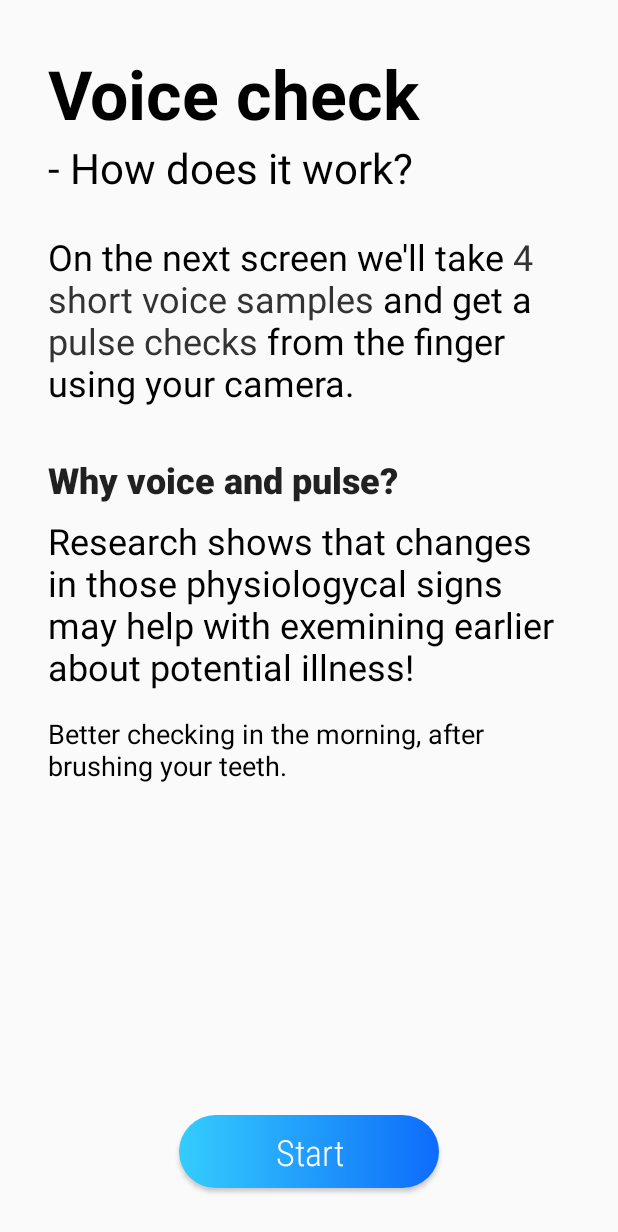
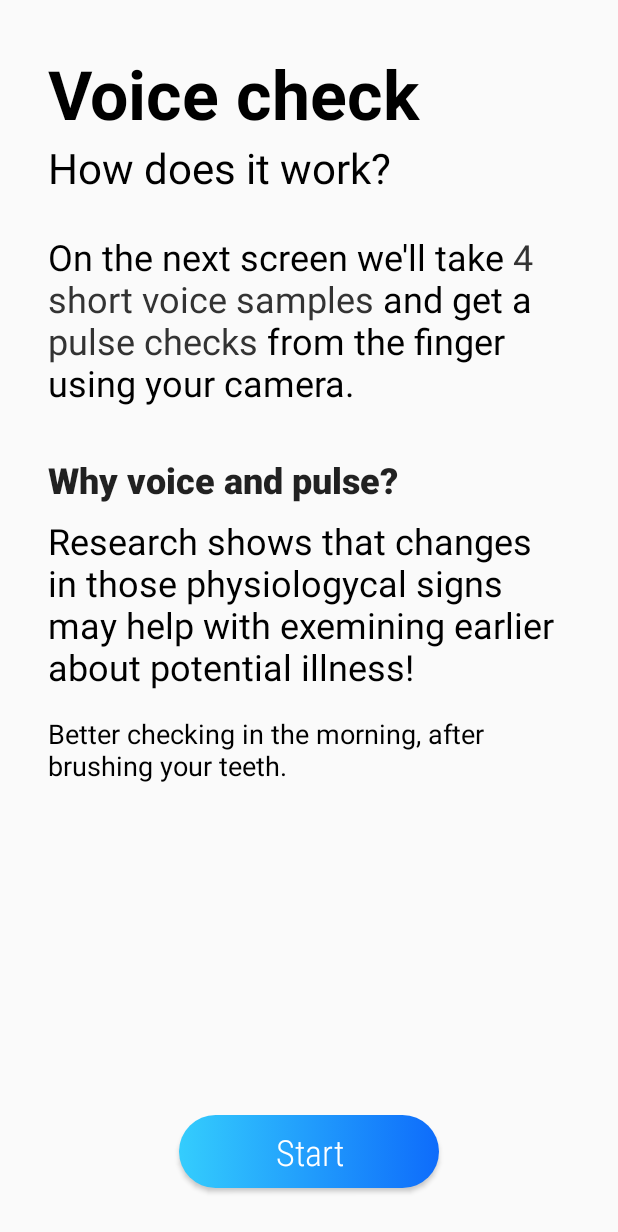
Before and after one commit to covid-diagnostics/covid-mobile-android, an Android app: the RecorderExplanationFragment screen opened through its navigation route, on a phone screen of 412 x 824 dp. Shown: the top 1232 px of the screen. Run offline under Robolectric (Android 15) with nearby library versions, the phone set to English and light mode, and no system bars; our stand-ins replace Dagger/Hilt's generated code; libraries missing offline, so code that uses them is left out: com.afollestad.vvalidator, com.jakewharton.retrofit2, com.rakshakhegde.stepperindicator, io.sentry.android; plain views replace StepperIndicator; 1 statement that could not run was skipped.

Commit message:
merged dev into this

```diff
--- a/app/src/main/res/navigation/nav_graph.xml
+++ b/app/src/main/res/navigation/nav_graph.xml
@@ -10,9 +10,6 @@
         android:name="com.example.coronadiagnosticapp.ui.fragments.register.RegisterFragment"
         android:label="register_fragment"
         tools:layout="@layout/register_fragment" >
-        <action
-            android:id="@+id/action_registerFragment_to_loginFragment"
-            app:destination="@id/loginFragment" />
         <action
             android:id="@+id/action_registerFragment_to_informationFragment"
             app:destination="@id/informationFragment" />
@@ -189,7 +186,7 @@
         </fragment>
         <fragment
             android:id="@+id/welcomeFragment"
-            android:name="com.example.coronadiagnosticapp.ui.fragments.welcome.WelcomeFragment"
+            android:name="com.example.coronadiagnosticapp.ui.fragments.onboarding.WelcomeFragment"
             android:label="fragment_welcome"
             tools:layout="@layout/fragment_welcome">
             <action
--- a/app/src/main/res/values/strings.xml
+++ b/app/src/main/res/values/strings.xml
@@ -146,7 +146,6 @@
          from the finger using your camera.]]>
     </string>
     <string name="voice_check">Voice check</string>
-    <string name="how_does_it_work">- How does it work?</string>
     <string name="why_voice_and_pulse">Why voice and pulse?</string>
     <string name="research_shows">Research shows that changes in those physiologycal signs may help with exemining earlier about potential illness!</string>
     <string name="better_checking_in_the_morning_after_brushing_your_teeth">Better checking in the morning, after brushing your teeth.</string>
```
